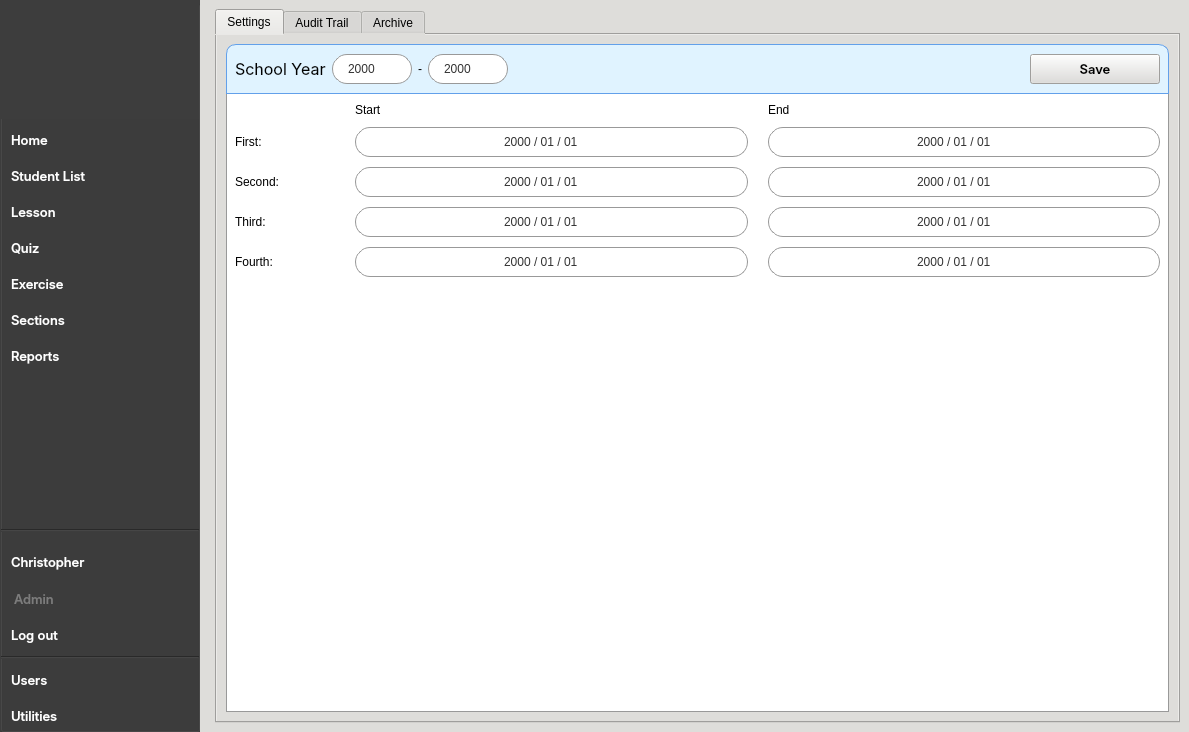
Qt form CAI_PyQt/CAI_Admin/UI/FormHome.ui (CPG19040/CPG19040) before a commit.
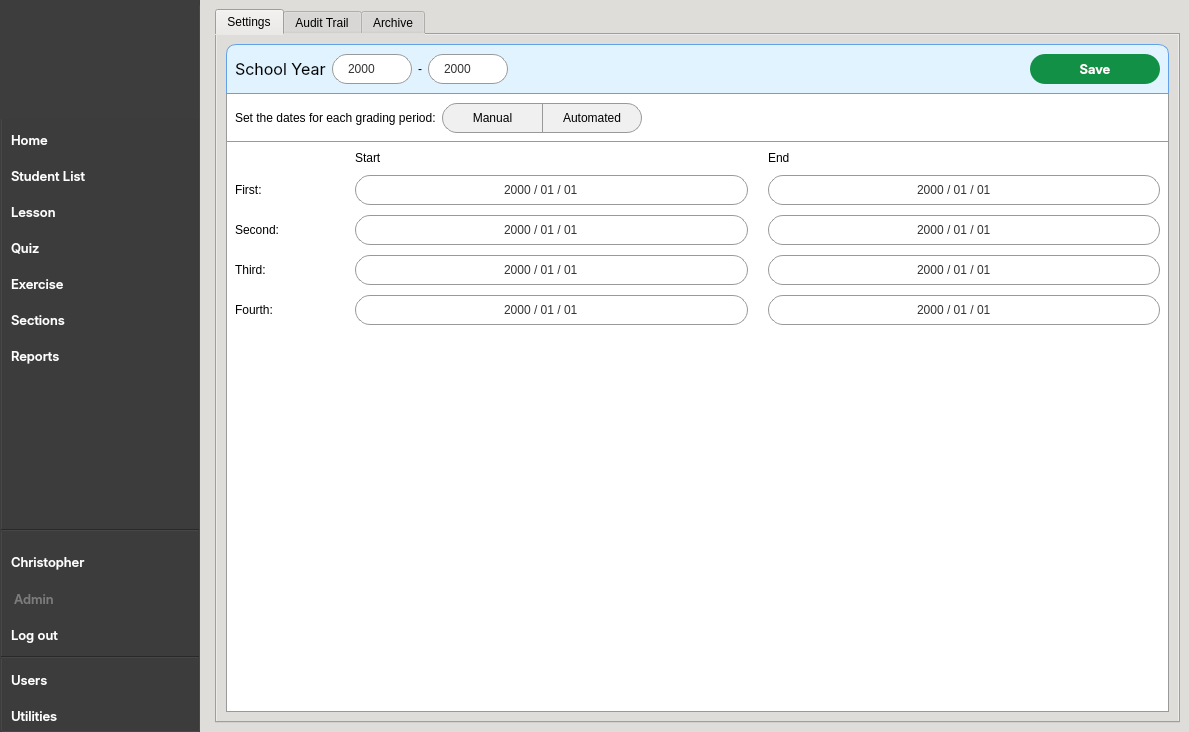
The same form after that commit. The open tabs and pages were chosen to show the change. Icons and pictures are not drawn.

Diff of the .ui file:
```diff
--- a/CAI_PyQt/CAI_Admin/UI/FormHome.ui
+++ b/CAI_PyQt/CAI_Admin/UI/FormHome.ui
@@ -70,8 +70,6 @@
     border: 1px solid #95a5a6;
 }
 
-
-
 /* 1. THE MAIN CONTAINER */
 QScrollArea { 
     border: none;
@@ -145,19 +143,6 @@
     border: none;
 }
 
-#widget_SY_header, #widget_GP_header { 
-	background-color: rgb(224, 243, 255);
-	border: 1px solid rgb(98, 160, 234);
-	border-top-left-radius: 10px;
-	border-top-right-radius: 10px;
-}
-
-#widget_SY_body, #widget_GP_body {
-	background-color: #fff;
-	border: 1px solid #999;
-	border-top: none;
-}
-
 QDateEdit {
 	background-color: #fff;
 }
@@ -7091,7 +7076,44 @@
           </property>
           <widget class="QWidget" name="tab_settings">
            <property name="styleSheet">
-            <string notr="true"/>
+            <string notr="true">#widget_SY_header, #widget_GP_header { 
+	background-color: rgb(224, 243, 255);
+	border: 1px solid rgb(98, 160, 234);
+	border-top-left-radius: 10px;
+	border-top-right-radius: 10px;
+}
+
+#widget_SY_body_1, #widget_SY_body_2, #widget_GP_body {
+	background-color: #fff;
+	border: 1px solid #999;
+	border-top: none;
+}
+
+#widget_SY_body_2 QDateEdit:disabled {
+	background-color: rgb(192, 191, 188);
+}
+
+QRadioButton {
+    color: black;
+    spacing: 8px;
+	padding: 0px 10px;
+	background: transparent;
+	font: 10pt &quot;Inter Medium&quot;;
+}
+
+QRadioButton::indicator {
+	border: 1px solid #999;
+	border-radius: 6px;
+}
+
+QRadioButton::indicator:hover {
+    border-color: #3b82f6;
+}
+
+QRadioButton::indicator:checked {
+    border-color: #3b82f6;
+    background-color: blue;
+}</string>
            </property>
            <attribute name="title">
             <string>Settings</string>
@@ -7268,7 +7290,7 @@
                      <cursorShape>PointingHandCursor</cursorShape>
                     </property>
                     <property name="styleSheet">
-                     <string notr="true">*[class=&quot;button-green&quot;] {
+                     <string notr="true">QPushButton {
     border-radius: 15px;
     padding: 0px 10px 0px;
     background: #129046;
@@ -7292,8 +7314,162 @@
                 </widget>
                </item>
                <item>
-                <widget class="QWidget" name="widget_SY_body" native="true">
+                <widget class="QWidget" name="widget_SY_body_1" native="true">
+                 <property name="styleSheet">
+                  <string notr="true"/>
+                 </property>
+                 <layout class="QHBoxLayout" name="horizontalLayout_31">
+                  <item>
+                   <widget class="QLabel" name="label_60">
+                    <property name="minimumSize">
+                     <size>
+                      <width>0</width>
+                      <height>30</height>
+                     </size>
+                    </property>
+                    <property name="maximumSize">
+                     <size>
+                      <width>16777215</width>
+                      <height>30</height>
+                     </size>
+                    </property>
+                    <property name="text">
+                     <string>Set the dates for each grading period:</string>
+                    </property>
+                   </widget>
+                  </item>
+                  <item>
+                   <widget class="QWidget" name="widget_15" native="true">
+                    <property name="styleSheet">
+                     <string notr="true">#widget_15 {
+	background: transparent;
+}
+
+QPushButton {
+    border: 1px solid #999;
+    padding: 5px 15px;
+	font: 10pt &quot;Inter&quot;;
+    background-color: #f0f0f0;
+}
+
+QPushButton:hover {
+    background-color: #e0e0e0;
+}
+
+#btn_manual {
+    border-top-left-radius: 15px;
+    border-bottom-left-radius: 15px;
+    border-right: none;
+}
+
+#btn_manual:checked {
+    background-color: #72D582;
+	border: 2px solid #448D50;
+    color: #000;
+}
+
+#btn_auto {
+    border-top-right-radius: 15px;
+    border-bottom-right-radius: 15px;
+}
+
+#btn_auto:checked {
+    background-color: #72D582;
+	border: 2px solid #448D50;
+    color: #000;
+}</string>
+                    </property>
+                    <layout class="QHBoxLayout" name="horizontalLayout_29">
+                     <property name="spacing">
+                      <number>0</number>
+                     </property>
+                     <property name="leftMargin">
+                      <number>0</number>
+                     </property>
+                     <property name="topMargin">
+                      <number>0</number>
+                     </property>
+                     <property name="rightMargin">
+                      <number>0</number>
+                     </property>
+                     <property name="bottomMargin">
+                      <number>0</number>
+                     </property>
+                     <item>
+                      <widget class="QPushButton" name="btn_manual">
+                       <property name="minimumSize">
+                        <size>
+                         <width>100</width>
+                         <height>30</height>
+                        </size>
+                       </property>
+                       <property name="maximumSize">
+                        <size>
+                         <width>100</width>
+                         <height>30</height>
+                        </size>
+                       </property>
+                       <property name="cursor">
+                        <cursorShape>PointingHandCursor</cursorShape>
+                       </property>
+                       <property name="styleSheet">
+                        <string notr="true"/>
+                       </property>
+                       <property name="text">
+                        <string>Manual</string>
+                       </property>
+                      </widget>
+                     </item>
+                     <item>
+                      <widget class="QPushButton" name="btn_auto">
+                       <property name="minimumSize">
+                        <size>
+                         <width>100</width>
+                         <height>30</height>
+                        </size>
+                       </property>
+                       <property name="maximumSize">
+                        <size>
+                         <width>100</width>
+                         <height>30</height>
+                        </size>
+                       </property>
+                       <property name="cursor">
+                        <cursorShape>PointingHandCursor</cursorShape>
+                       </property>
+                       <property name="styleSheet">
+                        <string notr="true"/>
+                       </property>
+                       <property name="text">
+                        <string>Automated</string>
+                       </property>
+                      </widget>
+                     </item>
+                    </layout>
+                   </widget>
+                  </item>
+                  <item>
+                   <spacer name="horizontalSpacer_24">
+                    <property name="orientation">
+                     <enum>Qt::Horizontal</enum>
+                    </property>
+                    <property name="sizeHint" stdset="0">
+                     <size>
+                      <width>40</width>
+                      <height>20</height>
+                     </size>
+                    </property>
+                   </spacer>
+                  </item>
+                 </layout>
+                </widget>
+               </item>
+               <item>
+                <widget class="QWidget" name="widget_SY_body_2" native="true">
                  <layout class="QGridLayout" name="gridLayout_3">
+                  <property name="bottomMargin">
+                   <number>9</number>
+                  </property>
                   <property name="horizontalSpacing">
                    <number>20</number>
                   </property>
```
Left out of the diff: 406 changed lines with no effect on the pictures.
